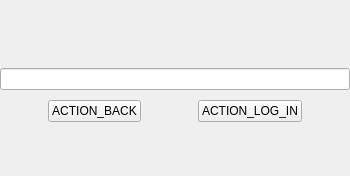
Above: guardata/client/gui/forms/login_password_input_widget.ui from bitlogik/guardata before the change. Below: the same form after it.
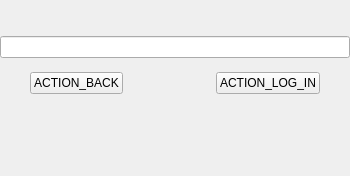
That is the form after the change.

Commit message: Change input window

Patch:
```diff
--- a/guardata/client/gui/forms/login_password_input_widget.ui
+++ b/guardata/client/gui/forms/login_password_input_widget.ui
@@ -43,10 +43,13 @@
      <property name="orientation">
       <enum>Qt::Vertical</enum>
      </property>
+     <property name="sizeType">
+      <enum>QSizePolicy::Fixed</enum>
+     </property>
      <property name="sizeHint" stdset="0">
       <size>
        <width>20</width>
-       <height>40</height>
+       <height>12</height>
       </size>
      </property>
     </spacer>
@@ -68,6 +71,22 @@
      </property>
     </widget>
    </item>
+   <item>
+    <spacer name="verticalSpacer_3">
+     <property name="orientation">
+      <enum>Qt::Vertical</enum>
+     </property>
+     <property name="sizeType">
+      <enum>QSizePolicy::Fixed</enum>
+     </property>
+     <property name="sizeHint" stdset="0">
+      <size>
+       <width>20</width>
+       <height>4</height>
+      </size>
+     </property>
+    </spacer>
+   </item>
    <item>
     <layout class="QHBoxLayout" name="horizontalLayout">
      <property name="spacing">
@@ -78,6 +97,9 @@
        <property name="orientation">
         <enum>Qt::Horizontal</enum>
        </property>
+       <property name="sizeType">
+        <enum>QSizePolicy::Fixed</enum>
+       </property>
        <property name="sizeHint" stdset="0">
         <size>
          <width>30</width>
@@ -98,9 +120,12 @@
        <property name="orientation">
         <enum>Qt::Horizontal</enum>
        </property>
+       <property name="sizeType">
+        <enum>QSizePolicy::Expanding</enum>
+       </property>
        <property name="sizeHint" stdset="0">
         <size>
-         <width>40</width>
+         <width>60</width>
          <height>20</height>
         </size>
        </property>
@@ -118,6 +143,9 @@
        <property name="orientation">
         <enum>Qt::Horizontal</enum>
        </property>
+       <property name="sizeType">
+        <enum>QSizePolicy::Fixed</enum>
+       </property>
        <property name="sizeHint" stdset="0">
         <size>
          <width>30</width>
```
The commit also changes 1 other file.
